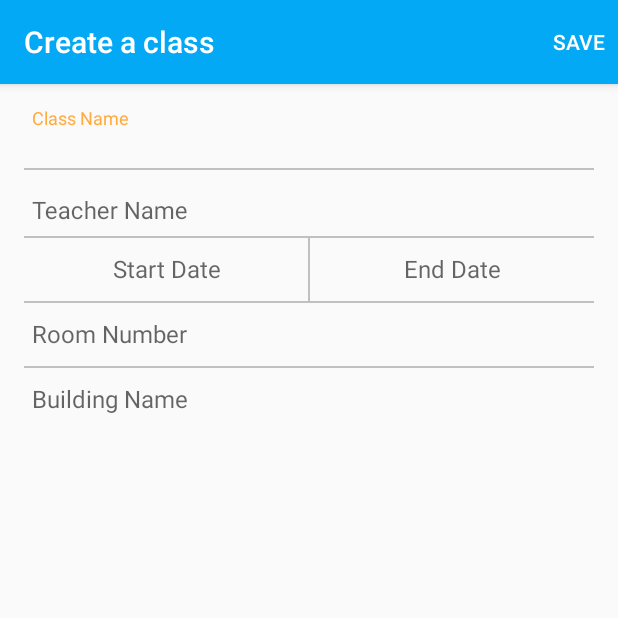
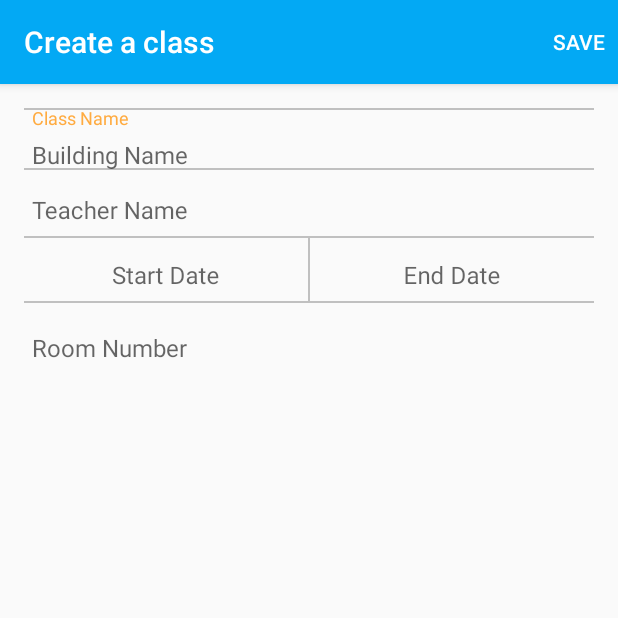
Before and after one commit to nickthegroot/UnityPlanner, an Android app: the addClass screen opened directly, with no data from a screen before it, on a phone screen of 412 x 824 dp, the top half of it. Run offline under Robolectric (Android 15) with nearby library versions, the phone set to English and light mode, and no system bars.

```diff
--- a/app/src/main/res/layout/activity_add_assignment.xml
+++ b/app/src/main/res/layout/activity_add_assignment.xml
@@ -113,7 +113,8 @@
     <android.support.design.widget.TextInputLayout
         android:layout_width="match_parent"
         android:layout_height="wrap_content"
-        android:layout_below="@id/percentCompleteLayout">
+        android:layout_below="@id/percentCompleteLayout"
+        android:layout_marginTop="2dp">
         <EditText
             android:layout_width="match_parent"
             android:layout_height="match_parent"
--- a/app/src/main/res/layout/activity_add_class.xml
+++ b/app/src/main/res/layout/activity_add_class.xml
@@ -67,8 +67,12 @@
         android:layout_alignParentStart="true"
         android:id="@+id/linearLayout">
 
-        <android.support.design.widget.TextInputEditText
+        <android.support.design.widget.TextInputLayout
             android:layout_width="0dp"
+            android:layout_height="wrap_content"
+            android:layout_weight="1" >
+            <EditText
+                android:layout_width="match_parent"
                 android:layout_height="match_parent"
                 android:layout_weight="1"
                 android:id="@+id/class_start_date"
@@ -79,16 +83,20 @@
                 android:background="@null"
                 android:gravity="center"
                 android:inputType="date"/>
+        </android.support.design.widget.TextInputLayout>
 
         <View
             android:layout_width="1dp"
             android:layout_height="match_parent"
             android:background="#c0c0c0"/>
 
-        <android.support.design.widget.TextInputEditText
+        <android.support.design.widget.TextInputLayout
             android:layout_width="0dp"
+            android:layout_height="wrap_content"
+            android:layout_weight="1">
+            <EditText
+                android:layout_width="match_parent"
                 android:layout_height="match_parent"
-            android:layout_weight="1"
                 android:id="@+id/class_end_date"
                 android:padding="5dp"
                 android:focusable="false"
@@ -97,6 +105,7 @@
                 android:background="@null"
                 android:gravity="center"
                 android:inputType="date"/>
+        </android.support.design.widget.TextInputLayout>
     </LinearLayout>
 
     <View
@@ -105,7 +114,11 @@
         android:background="#c0c0c0"
         android:layout_below="@id/linearLayout"/>
 
-    <android.support.design.widget.TextInputEditText
+    <android.support.design.widget.TextInputLayout
+        android:layout_width="match_parent"
+        android:layout_height="wrap_content"
+        android:layout_below="@id/linearLayout" >
+        <EditText
             android:layout_width="match_parent"
             android:layout_height="43dp"
             android:inputType="number"
@@ -113,8 +126,8 @@
             android:padding="5dp"
             android:hint="@string/room_number"
             android:textSize="16sp"
-        android:background="@null"
-        android:layout_below="@id/linearLayout"/>
+            android:background="@null" />
+    </android.support.design.widget.TextInputLayout>
 
     <View
         android:layout_width="match_parent"
@@ -122,7 +135,11 @@
         android:background="#c0c0c0"
         android:layout_below="@id/class_room"/>
 
-    <android.support.design.widget.TextInputEditText
+    <android.support.design.widget.TextInputLayout
+        android:layout_width="match_parent"
+        android:layout_height="wrap_content"
+        android:layout_below="@id/class_room" >
+        <EditText
             android:layout_width="match_parent"
             android:layout_height="43dp"
             android:inputType="textCapWords"
@@ -130,6 +147,6 @@
             android:padding="5dp"
             android:hint="@string/building_name"
             android:textSize="16sp"
-        android:background="@null"
-        android:layout_below="@id/class_room"/>
+            android:background="@null" />
+    </android.support.design.widget.TextInputLayout>
 </RelativeLayout>
```
Also changed, not shown: app/src/main/java/com/nbdeg/unityplanner/classroomLogin.java (+8 -2 lines), app/src/main/java/com/nbdeg/unityplanner/editAssignment.java (+4 -9 lines), app/src/main/java/com/nbdeg/unityplanner/utils/Database.java (+36 -14 lines). Lines whose indentation alone changed are shown as unchanged.
